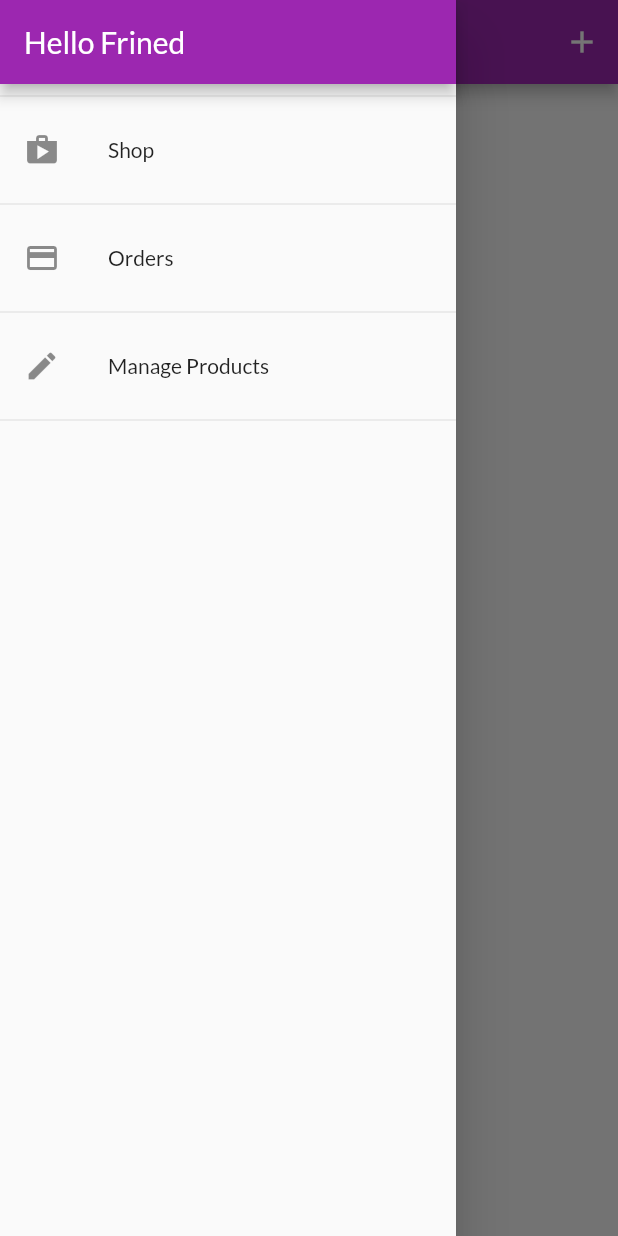
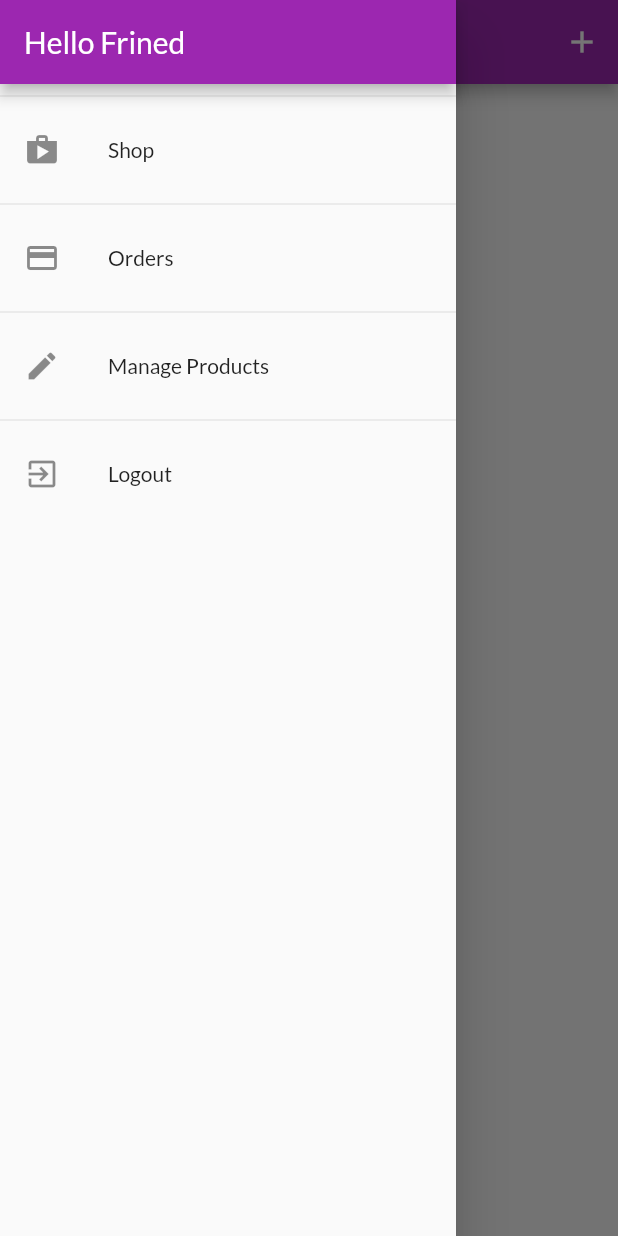
Before and after one commit to Numka/shop_app, a Flutter app: the UserProductsScreen screen opened by its route, with the side drawer open, on a phone screen of 412 x 824 dp. Run offline on Flutter 3.47's test engine with Material 2 defaults, Android fonts, the phone set to English and light mode, and no system bars; network calls fail.

Commit message:
Added logout

```diff
--- a/lib/widgets/app_drawer.dart
+++ b/lib/widgets/app_drawer.dart
@@ -1,5 +1,7 @@
 import 'package:flutter/material.dart';
+import 'package:provider/provider.dart';
 
+import '../providers/auth.dart';
 import '../screens/user_products_screen.dart';
 import '../screens/orders_screen.dart';
 
@@ -40,6 +42,16 @@ class AppDrawer extends StatelessWidget {
             },
           ),
           Divider(),
+          ListTile(
+            leading: Icon(Icons.exit_to_app),
+            title: Text('Logout'),
+            onTap: () {
+              Navigator.of(context).pop();
+              // Navigator.of(context)
+              //     .pushReplacementNamed(UserProductsScreen.routeName);
+              Provider.of<Auth>(context, listen: false).logout();
+            },
+          ),
         ],
       ),
     );
```
Also changed, not shown: lib/providers/auth.dart (+7 -0 lines).
